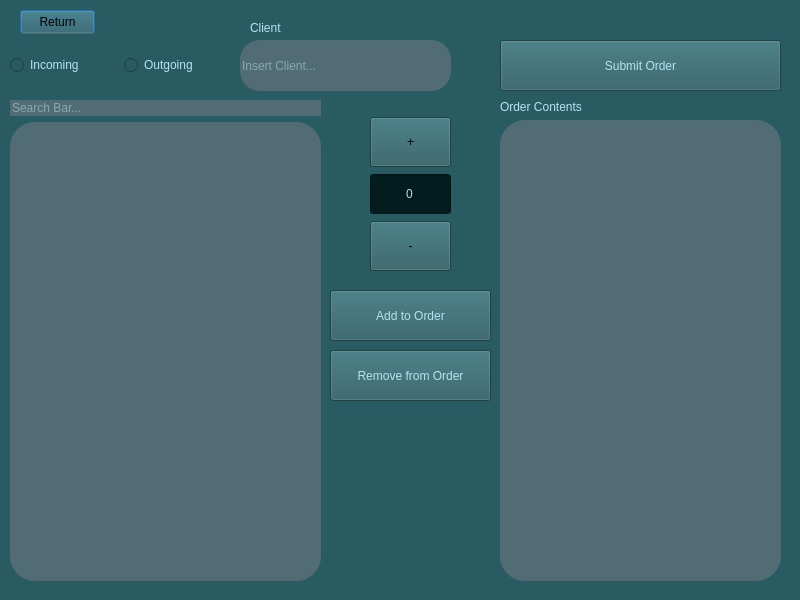
Above: UI/create_order.ui from npaolini-8/se-group-5 before the change. Below: the same form after it.
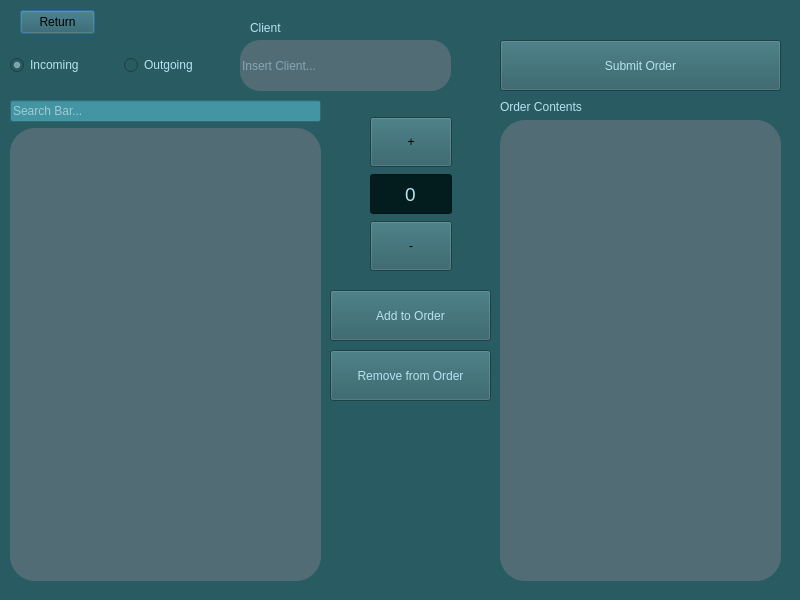
That is the form after the change.

```diff
--- a/UI/create_order.ui
+++ b/UI/create_order.ui
@@ -50,6 +50,9 @@
       <property name="text">
        <string>Incoming</string>
       </property>
+      <property name="checked">
+       <bool>true</bool>
+      </property>
      </widget>
     </item>
     <item>
@@ -79,9 +82,9 @@
     <item>
      <widget class="QLineEdit" name="search_bar_line">
       <property name="styleSheet">
-       <string notr="true">background-color: #526c75;
-color: #B6E3F0;
-border-radius: 25px;
+       <string notr="true">background-color: #4395a3;
+color: white;
+
 font-size: 12px;</string>
       </property>
       <property name="placeholderText">
@@ -214,7 +217,7 @@
     <rect>
      <x>370</x>
      <y>110</y>
-     <width>81</width>
+     <width>82</width>
      <height>171</height>
     </rect>
    </property>
@@ -246,6 +249,11 @@
         <height>40</height>
        </size>
       </property>
+      <property name="font">
+       <font>
+        <pointsize>14</pointsize>
+       </font>
+      </property>
       <property name="styleSheet">
        <string notr="true">background-color: #031c1e;
 color: #B6E3F0;
```
Left out of the diff: 2 changed lines with no effect on the pictures.
